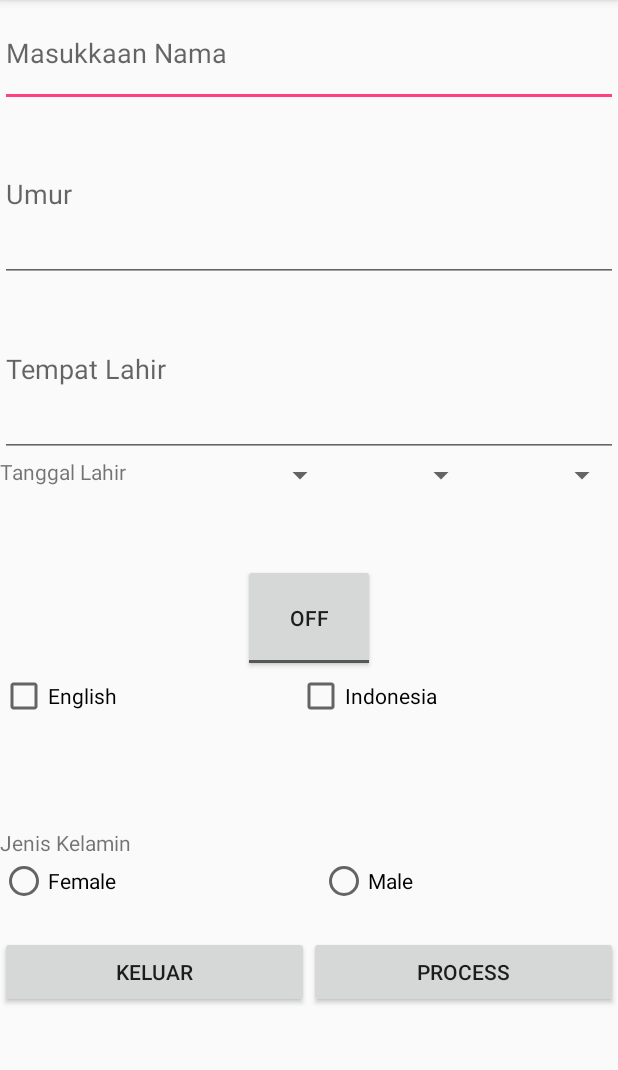
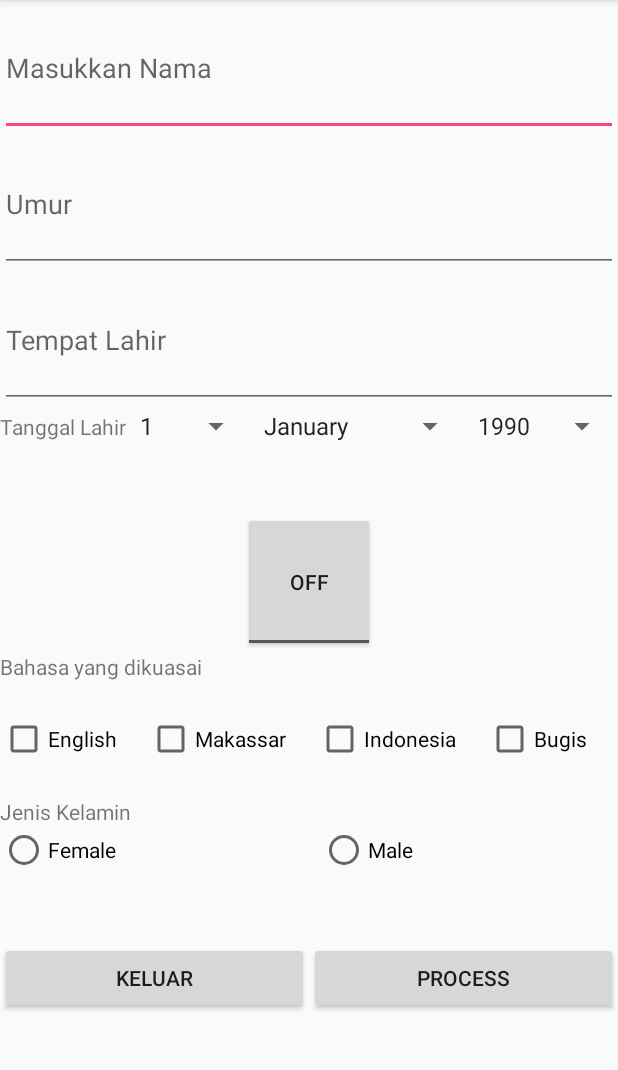
Before and after one commit to riomukhtarom/Biodata, an Android app: the screen it shows after launch (MainActivity), on a phone screen of 412 x 824 dp, the part 84-1154 px from its top. Run offline under Robolectric (Android 15) with nearby library versions, the phone set to English and light mode, and no system bars.

Commit message:
Handle layout

```diff
--- a/app/src/main/java/com/example/user/biodata/MainActivity.java
+++ b/app/src/main/java/com/example/user/biodata/MainActivity.java
@@ -4,61 +4,128 @@ import android.app.AlertDialog;
 import android.content.DialogInterface;
 import android.support.v7.app.AppCompatActivity;
 import android.os.Bundle;
-import android.util.Log;
 import android.view.View;
+import android.widget.AdapterView;
+import android.widget.ArrayAdapter;
 import android.widget.CheckBox;
 import android.widget.CompoundButton;
 import android.widget.RadioButton;
+import android.widget.Spinner;
 import android.widget.Toast;
 import android.widget.ToggleButton;
 
 public class MainActivity extends AppCompatActivity {
     ToggleButton toggleButtonOnOf;
-    CheckBox checkBoxEnglish, checkBoxIndonesia;
+    CheckBox checkBoxEnglish, checkBoxIndonesia, checkBoxBugis, checkBoxMakassar;
+    Spinner spinnerDate, spinnerMonth, spinnerYear;
 
     @Override
     protected void onCreate(Bundle savedInstanceState) {
         super.onCreate(savedInstanceState);
         setContentView(R.layout.activity_main);
 
-        Toast.makeText(this, "On Create", Toast.LENGTH_SHORT).show();
-        Log.i("MainActivity", "OnCreate");
-
         toggleButtonOnOf = (ToggleButton) findViewById(R.id.btn_off);
         checkBoxEnglish = (CheckBox) findViewById(R.id.cBtn_english);
         checkBoxIndonesia = (CheckBox) findViewById(R.id.cBtn_Indonesia);
+        checkBoxBugis = (CheckBox) findViewById(R.id.cBtn_Bugis);
+        checkBoxMakassar = (CheckBox) findViewById(R.id.cBtn_Makassar);
+
+        spinnerDate = (Spinner) findViewById(R.id.spin_date);
+        spinnerMonth = (Spinner) findViewById(R.id.spin_month);
+        spinnerYear = (Spinner) findViewById(R.id.spin_year);
+
+        final ArrayAdapter<CharSequence> spinnerDateAdapter = ArrayAdapter.createFromResource(this, R.array.date, android.R.layout.simple_spinner_item);
+        final ArrayAdapter<CharSequence> spinnerMonthAdapter = ArrayAdapter.createFromResource(this, R.array.month, android.R.layout.simple_spinner_item);
+        final ArrayAdapter<CharSequence> spinnerYearAdapter = ArrayAdapter.createFromResource(this, R.array.year, android.R.layout.simple_spinner_item);
+
+        spinnerDateAdapter.setDropDownViewResource(android.R.layout.simple_spinner_dropdown_item);
+        spinnerMonthAdapter.setDropDownViewResource(android.R.layout.simple_spinner_dropdown_item);
+        spinnerYearAdapter.setDropDownViewResource(android.R.layout.simple_spinner_dropdown_item);
+
+        spinnerDate.setAdapter(spinnerDateAdapter);
+        spinnerMonth.setAdapter(spinnerMonthAdapter);
+        spinnerYear.setAdapter(spinnerYearAdapter);
+
+        spinnerDate.setOnItemSelectedListener(new AdapterView.OnItemSelectedListener() {
+            @Override
+            public void onItemSelected(AdapterView<?> adapterView, View view, int i, long l) {
+                Toast.makeText(MainActivity.this, spinnerDateAdapter.getItem(i), Toast.LENGTH_SHORT).show();
+            }
+
+            @Override
+            public void onNothingSelected(AdapterView<?> adapterView) {
+                Toast.makeText(MainActivity.this, "Nothing Select", Toast.LENGTH_SHORT).show();
+            }
+        });
+
+        spinnerMonth.setOnItemSelectedListener(new AdapterView.OnItemSelectedListener() {
+            @Override
+            public void onItemSelected(AdapterView<?> adapterView, View view, int i, long l) {
+                Toast.makeText(MainActivity.this, spinnerMonthAdapter.getItem(i), Toast.LENGTH_SHORT).show();
+            }
+
+            @Override
+            public void onNothingSelected(AdapterView<?> adapterView) {
+                Toast.makeText(MainActivity.this, "Nothing Select", Toast.LENGTH_SHORT).show();
+            }
+        });
+
+        spinnerYear.setOnItemSelectedListener(new AdapterView.OnItemSelectedListener() {
+            @Override
+            public void onItemSelected(AdapterView<?> adapterView, View view, int i, long l) {
+                Toast.makeText(MainActivity.this, spinnerYearAdapter.getItem(i), Toast.LENGTH_SHORT).show();
+            }
+
+            @Override
+            public void onNothingSelected(AdapterView<?> adapterView) {
+                Toast.makeText(MainActivity.this, "Nothing Select", Toast.LENGTH_SHORT).show();
+            }
+        });
+
 
         /**********            Toggle               **********/
         toggleButtonOnOf.setOnCheckedChangeListener(new CompoundButton.OnCheckedChangeListener() {
-            String onOff=null;
+            String onOff = null;
+
             @Override
             public void onCheckedChanged(CompoundButton compoundButton, boolean isChecked) {
-                if(isChecked){
+                if (isChecked) {
                     onOff = "ON";
-                }else{
+                } else {
                     onOff = "OF";
                 }
                 Toast.makeText(MainActivity.this, onOff, Toast.LENGTH_SHORT).show();
             }
         });
 
-
-
-
     }
 
     public void onClickBahasa(View view){
         checkBoxEnglish.setOnCheckedChangeListener(new CompoundButton.OnCheckedChangeListener() {
             @Override
-            public void onCheckedChanged(CompoundButton compoundButton, boolean b) {
+            public void onCheckedChanged(CompoundButton compoundButton, boolean status) {
                 Toast.makeText(MainActivity.this, "English", Toast.LENGTH_SHORT).show();
             }
         });
 
         checkBoxIndonesia.setOnCheckedChangeListener(new CompoundButton.OnCheckedChangeListener() {
             @Override
-            public void onCheckedChanged(CompoundButton compoundButton, boolean b) {
+            public void onCheckedChanged(CompoundButton compoundButton, boolean status) {
                 Toast.makeText(MainActivity.this, "Indonesia", Toast.LENGTH_SHORT).show();
+            }
+        });
+
+        checkBoxBugis.setOnCheckedChangeListener(new CompoundButton.OnCheckedChangeListener() {
+            @Override
+            public void onCheckedChanged(CompoundButton compoundButton, boolean status) {
+                Toast.makeText(MainActivity.this, "Bugis", Toast.LENGTH_SHORT).show();
+            }
+        });
+
+        checkBoxMakassar.setOnCheckedChangeListener(new CompoundButton.OnCheckedChangeListener() {
+            @Override
+            public void onCheckedChanged(CompoundButton compoundButton, boolean status) {
+                Toast.makeText(MainActivity.this, "Makassar", Toast.LENGTH_SHORT).show();
             }
         });
     }
@@ -101,46 +168,4 @@ public class MainActivity extends AppCompatActivity {
         exitAlert.show();
     }
 
-    @Override
-    protected void onStart() {
-        super.onStart();
-        Toast.makeText(this, "On Start", Toast.LENGTH_SHORT).show();
-        Log.i("MainActivity", "OnStart");
-    }
-
-    @Override
-    protected void onPause() {
-        super.onPause();
-        Toast.makeText(this, "On Pause", Toast.LENGTH_SHORT).show();
-        Log.i("MainActivity", "OnPause");
-    }
-
-    @Override
-    protected void onResume() {
-        super.onResume();
-        Toast.makeText(this, "On Resume", Toast.LENGTH_SHORT).show();
-        Log.i("MainActivity", "OnResume");
-    }
-
-    @Override
-    protected void onRestart() {
-        super.onRestart();
-        Toast.makeText(this, "On Restart", Toast.LENGTH_SHORT).show();
-        Log.i("MainActivity", "OnRestart");
-    }
-
-    @Override
-    protected void onStop() {
-        super.onStop();
-        Toast.makeText(this, "On Stop", Toast.LENGTH_SHORT).show();
-        Log.i("MainActivity", "OnStop");
-    }
-
-    @Override
-    protected void onDestroy() {
-        super.onDestroy();
-        Toast.makeText(this, "On Destroy", Toast.LENGTH_SHORT).show();
-        Log.i("MainActivity", "OnDestroy");
-    }
-
 }
--- a/app/src/main/res/layout/activity_main.xml
+++ b/app/src/main/res/layout/activity_main.xml
@@ -7,11 +7,11 @@
     <EditText
         android:id="@+id/et_nama"
         android:layout_width="match_parent"
-        android:layout_height="0dp"
+        android:layout_height="wrap_content"
         android:layout_weight="1"
         android:ems="10"
         android:inputType="textPersonName"
-        android:hint="Masukkaan Nama"/>
+        android:hint="Masukkan Nama"/>
 
 
     <EditText
@@ -29,12 +29,12 @@
         android:layout_height="wrap_content"
         android:layout_weight="1"
         android:ems="10"
-        android:inputType="number"
+        android:inputType="text"
         android:hint="Tempat Lahir" />
 
     <LinearLayout
         android:layout_width="match_parent"
-        android:layout_height="0dp"
+        android:layout_height="wrap_content"
         android:layout_weight="1"
         android:orientation="horizontal">
 
@@ -64,10 +64,22 @@
     <ToggleButton
         android:id="@+id/btn_off"
         android:layout_width="wrap_content"
-        android:layout_height="0dp"
+        android:layout_height="wrap_content"
         android:layout_weight="1"
         android:layout_gravity="center_horizontal"
         android:text="Anu"/>
+
+    <LinearLayout
+        android:layout_width="match_parent"
+        android:layout_height="wrap_content"
+        android:layout_weight="1"
+        android:orientation="vertical">
+
+        <TextView
+            android:layout_width="wrap_content"
+            android:layout_height="wrap_content"
+            android:layout_weight="1"
+            android:text="Bahasa yang dikuasai"/>
 
         <LinearLayout
             android:layout_width="match_parent"
@@ -80,21 +92,39 @@
                 android:layout_width="wrap_content"
                 android:layout_height="wrap_content"
                 android:layout_weight="1"
-            android:text="English"
-            android:onClick="onClickBahasa"/>
+                android:onClick="onClickBahasa"
+                android:text="English" />
+
+            <CheckBox
+                android:id="@+id/cBtn_Makassar"
+                android:layout_width="wrap_content"
+                android:layout_height="wrap_content"
+                android:layout_weight="1"
+                android:onClick="onClickBahasa"
+                android:text="Makassar" />
 
             <CheckBox
                 android:id="@+id/cBtn_Indonesia"
                 android:layout_width="wrap_content"
                 android:layout_height="wrap_content"
                 android:layout_weight="1"
-            android:text="Indonesia"
-            android:onClick="onClickBahasa"/>
+                android:onClick="onClickBahasa"
+                android:text="Indonesia" />
+
+            <CheckBox
+                android:id="@+id/cBtn_Bugis"
+                android:layout_width="wrap_content"
+                android:layout_height="wrap_content"
+                android:layout_weight="1"
+                android:onClick="onClickBahasa"
+                android:text="Bugis" />
+        </LinearLayout>
+
     </LinearLayout>
 
     <LinearLayout
         android:layout_width="match_parent"
-        android:layout_height="0dp"
+        android:layout_height="wrap_content"
         android:layout_weight="1"
         android:orientation="vertical">
 
@@ -130,7 +160,7 @@
 
     <LinearLayout
         android:layout_width="match_parent"
-        android:layout_height="0dp"
+        android:layout_height="wrap_content"
         android:layout_weight="2"
         android:orientation="horizontal">
 
--- a/app/src/main/res/values/strings.xml
+++ b/app/src/main/res/values/strings.xml
@@ -1,3 +1,64 @@
 <resources>
     <string name="app_name">Biodata</string>
+    <string-array name="date">
+        <item>1</item>
+        <item>2</item>
+        <item>3</item>
+        <item>4</item>
+        <item>5</item>
+        <item>6</item>
+        <item>7</item>
+        <item>8</item>
+        <item>9</item>
+        <item>10</item>
+        <item>11</item>
+        <item>12</item>
+        <item>13</item>
+        <item>14</item>
+        <item>15</item>
+        <item>16</item>
+        <item>17</item>
+        <item>18</item>
+        <item>19</item>
+        <item>20</item>
+        <item>21</item>
+        <item>22</item>
+        <item>23</item>
+        <item>24</item>
+        <item>25</item>
+        <item>26</item>
+        <item>27</item>
+        <item>28</item>
+        <item>29</item>
+        <item>30</item>
+        <item>31</item>
+    </string-array>
+    <string-array name="month">
+        <item>January</item>
+        <item>February</item>
+        <item>March</item>
+        <item>April</item>
+        <item>May</item>
+        <item>June</item>
+        <item>July</item>
+        <item>August</item>
+        <item>September</item>
+        <item>October</item>
+        <item>November</item>
+        <item>Desember</item>
+    </string-array>
+    <string-array name="year">
+        <item>1990</item>
+        <item>1991</item>
+        <item>1992</item>
+        <item>1993</item>
+        <item>1994</item>
+        <item>1995</item>
+        <item>1996</item>
+        <item>1997</item>
+        <item>1998</item>
+        <item>1999</item>
+        <item>2000</item>
+        <item>2001</item>
+    </string-array>
 </resources>
```
Lines whose indentation alone changed are shown as unchanged.
